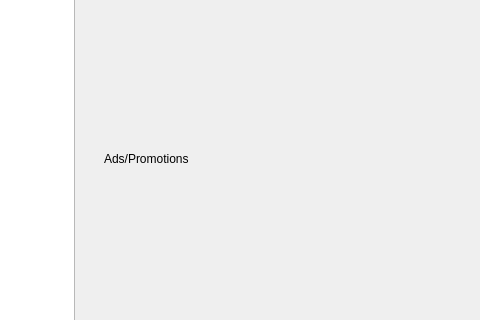
Above: Project/ui/screen2.ui from Selvam-T/POS before the change; both pictures show x 417 to 897 and y 225 to 545 of the 1024 by 768 pixel window. Below: the same form after it.
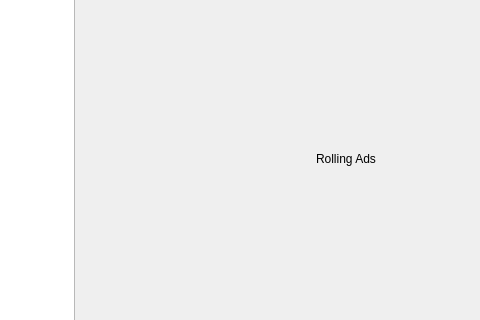
That is the form after the change. The open tabs and pages were chosen to show the change.

Commit message: customer_display removed scanning state in right panel of screen2. There is idle, payment, completed states

```diff
--- a/Project/ui/screen2.ui
+++ b/Project/ui/screen2.ui
@@ -299,20 +299,6 @@
            </item>
           </layout>
          </widget>
-         <widget class="QWidget" name="pageScanning">
-          <layout class="QVBoxLayout" name="scanningLayout">
-           <item>
-            <widget class="QLabel" name="scanningAdsLabel">
-             <property name="text">
-              <string>Ads/Promotions</string>
-             </property>
-             <property name="scaledContents">
-              <bool>true</bool>
-             </property>
-            </widget>
-           </item>
-          </layout>
-         </widget>
          <widget class="QWidget" name="pagePayment">
           <layout class="QVBoxLayout" name="paymentVLayout">
            <property name="spacing">
```
The commit also changes 4 other files.
